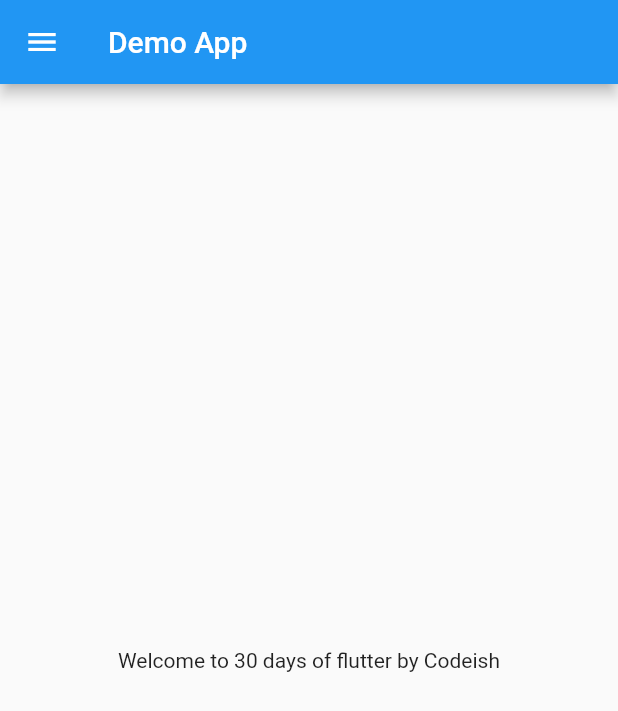
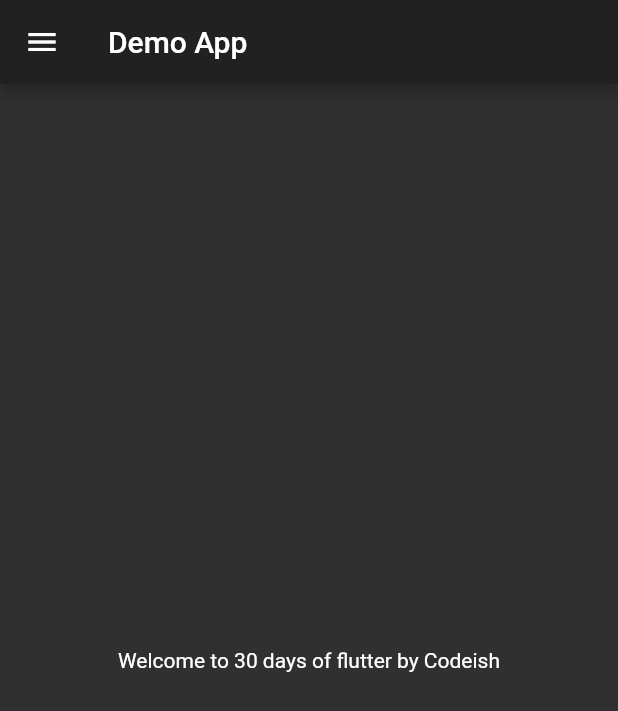
Before and after one commit to Aashish-Dahal/30DaysOfFlutter, a Flutter app: the screen it shows after launch, on a phone screen of 412 x 824 dp. Shown: the top 711 px of the screen. Run offline on Flutter 3.47's test engine with Material 2 defaults, Android fonts, the light colour scheme and no system bars.

Commit message:
day 3 completed

```diff
--- a/lib/main.dart
+++ b/lib/main.dart
@@ -12,7 +12,9 @@ class MyApp extends StatelessWidget {
   @override
   Widget build(BuildContext context) {
     return MaterialApp(
-      home: HomePage(),
+      themeMode: ThemeMode.dark,
+      darkTheme: ThemeData(brightness: Brightness.dark),
+      routes: {"/": (context) => HomePage()},
     );
   }
 }
```
